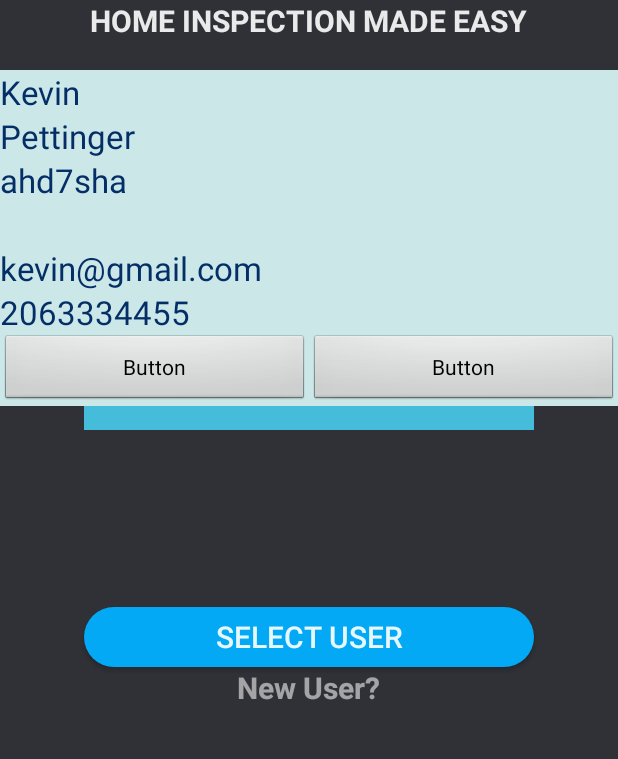
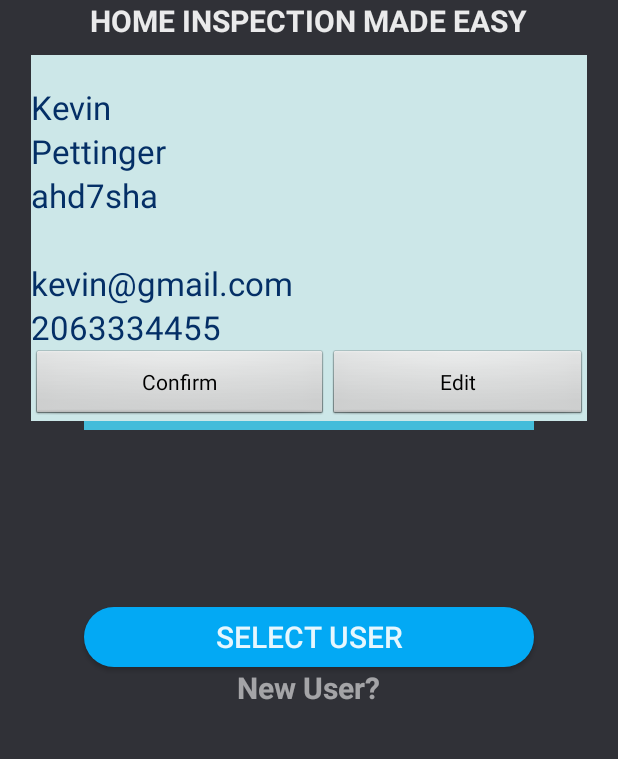
Before and after one commit to foundationsapp/Foundations, an Android app: the screen it shows after launch (MainActivity), after a tap on an icon or button, on a phone screen of 412 x 824 dp, the part 380-1139 px from its top. Run offline under Robolectric (Android 15) with nearby library versions, the phone set to English and light mode, and no system bars; our stand-ins replace Room's generated code.

Commit message:
button texts are changed on profile pop up fragment

```diff
--- a/app/src/main/res/layout/fragment_profile.xml
+++ b/app/src/main/res/layout/fragment_profile.xml
@@ -70,18 +70,18 @@
         android:orientation="horizontal">
 
         <Button
-            android:id="@+id/button"
+            android:id="@+id/confirm"
             android:layout_width="wrap_content"
             android:layout_height="wrap_content"
             android:layout_weight="1"
-            android:text="Button" />
+            android:text="Confirm" />
 
         <Button
-            android:id="@+id/button2"
+            android:id="@+id/Profile_edit"
             android:layout_width="wrap_content"
             android:layout_height="wrap_content"
             android:layout_weight="1"
-            android:text="Button" />
+            android:text="Edit" />
     </LinearLayout>
 
 </LinearLayout>
--- a/app/src/main/res/values/styles.xml
+++ b/app/src/main/res/values/styles.xml
@@ -13,8 +13,9 @@
         <item name="android:windowBackground">@color/background</item>
         <item name="android:windowAnimationStyle">@null</item>
         <item name="android:backgroundDimEnabled">false</item>
-        <item name="android:windowMinWidthMajor">100%</item>
-        <item name="android:windowMinWidthMinor">100%</item>
+        <item name="android:windowMinWidthMajor">90%</item>
+        <item name="android:minHeight">20dp</item>
+        <item name="android:windowMinWidthMinor">90%</item>
         <item name="android:windowNoTitle">true</item>
     </style>
     <style name="DrawerIcon" parent="Widget.AppCompat.DrawerArrowToggle">
```
